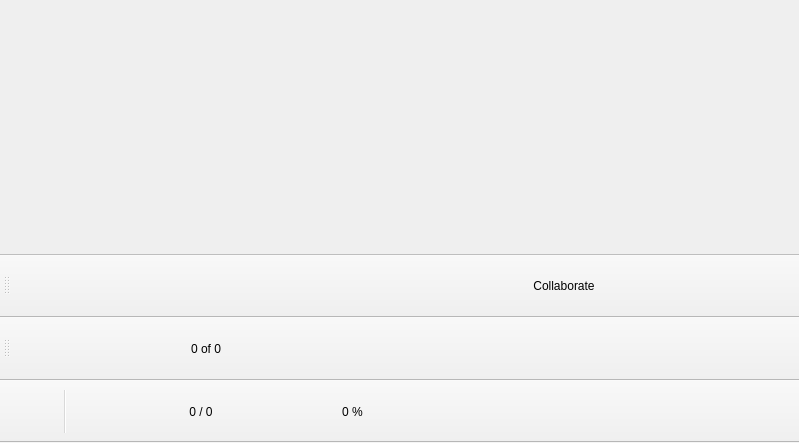
First picture: the form in tools/f-office/MainWindow.ui, repository KDE/calligra, before the edit.
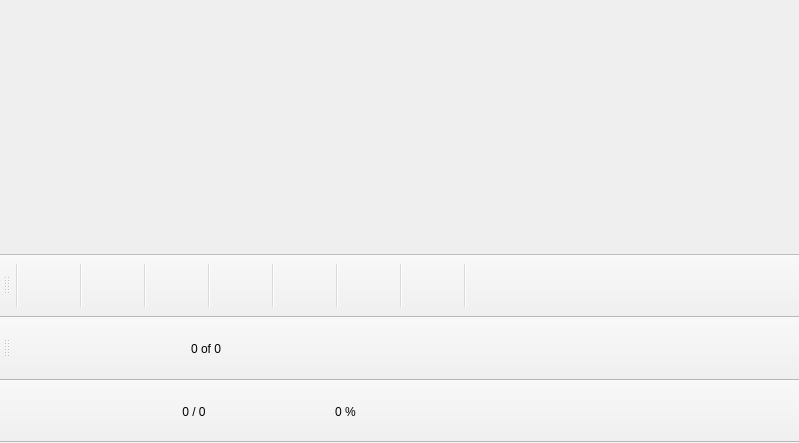
Second picture: the form after the edit. Icons and pictures are not drawn.

```diff
--- a/tools/f-office/MainWindow.ui
+++ b/tools/f-office/MainWindow.ui
@@ -46,7 +46,6 @@
     <bool>false</bool>
    </attribute>
    <addaction name="actionEdit"/>
-   <addaction name="separator"/>
    <addaction name="actionSearch"/>
    <addaction name="actionPrevPage"/>
    <addaction name="actionPageNumber"/>
@@ -54,8 +53,8 @@
    <addaction name="actionZoomOut"/>
    <addaction name="actionZoomLevel"/>
    <addaction name="actionZoomIn"/>
-   <addaction name="actionFullScreen"/>
    <addaction name="actionSlidingMotion"/>
+   <addaction name="actionFullScreen"/>
   </widget>
   <widget class="QToolBar" name="SearchToolBar">
    <property name="focusPolicy">
@@ -114,17 +113,24 @@
    <attribute name="toolBarBreak">
     <bool>true</bool>
    </attribute>
+   <addaction name="separator"/>
    <addaction name="actionEdit"/>
+   <addaction name="separator"/>
    <addaction name="actionCopy"/>
+   <addaction name="separator"/>
    <addaction name="actionPaste"/>
+   <addaction name="separator"/>
    <addaction name="actionCut"/>
+   <addaction name="separator"/>
    <addaction name="actionUndo"/>
+   <addaction name="separator"/>
    <addaction name="actionRedo"/>
+   <addaction name="separator"/>
    <addaction name="actionStyle"/>
+   <addaction name="separator"/>
    <addaction name="actionFormat"/>
    <addaction name="actionMathOp"/>
-   <addaction name="actionCollaborate"/>
-  </widget>
+   </widget>
   <action name="actionSearch">
    <property name="checkable">
     <bool>true</bool>
```
